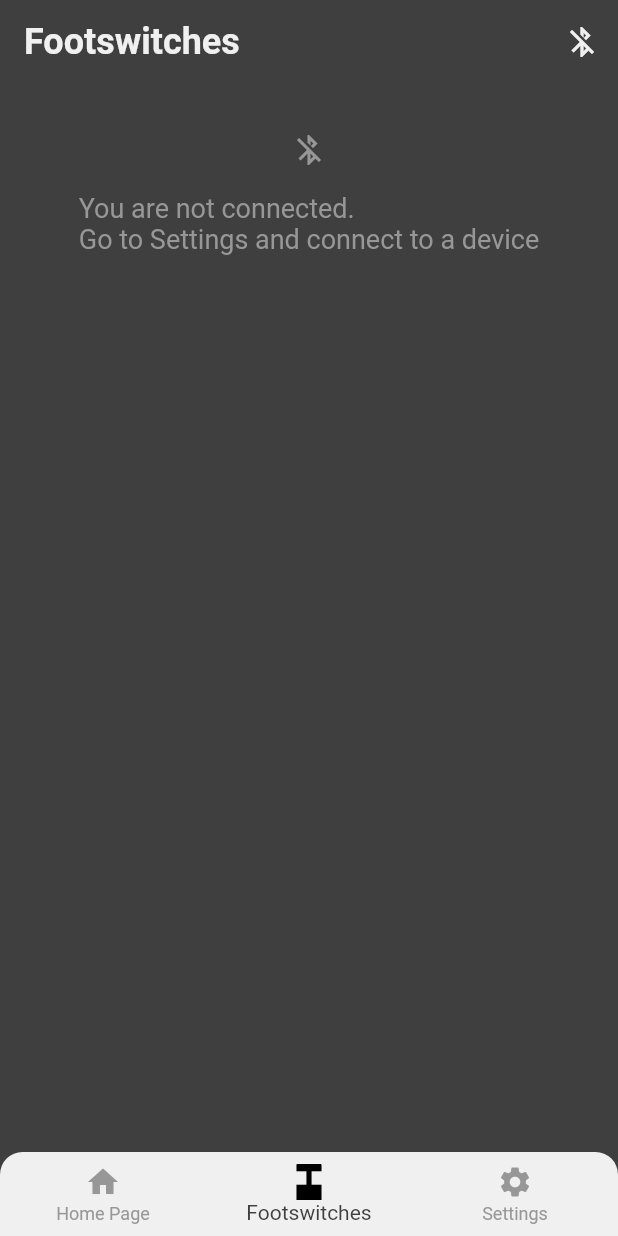
After one commit to fablabromagna-org/itlab_ble_midi_app, a Flutter app: the screen it shows after launch, item 2 of the bottom bar chosen, on a phone screen of 412 x 824 dp. The commit adds this screen. Run offline on Flutter 3.47's test engine with Material 2 defaults, Android fonts, the phone set to English and light mode, and no system bars; our stand-ins replace file_picker, flutter_svg, freezed_annotation, get_it, injectable, lottie and 1 more; missing offline and left inert: flutter_reactive_ble; generated files the repository leaves out were written again.

Commit message:
Add Footswitches list pages Start removing magic numbers

```diff
--- a/lib/main.dart
+++ b/lib/main.dart
@@ -2,6 +2,7 @@ import 'package:flutter/material.dart';
 import 'package:flutter/services.dart';
 import 'package:itlab_midi_ble/ui/colors.dart';
 import 'package:itlab_midi_ble/ui/component/bottom_navigation_bar/bottom_navigation_bar.dart';
+import 'package:itlab_midi_ble/ui/footswitch_page/footswtich_page.dart';
 import 'package:itlab_midi_ble/ui/home_page/home_page.dart';
 import 'package:itlab_midi_ble/ui/settings_page/settings_page.dart';
 
@@ -33,7 +34,11 @@ class MyApp extends StatelessWidget {
 }
 
 class PageContainer extends StatefulWidget {
-  final List<Widget> pages = [HomePage(), HomePage(), SettingsPage()];
+  final List<Widget> pages = [
+    HomePage(),
+    FootswitchPage(),
+    const SettingsPage()
+  ];
   PageContainer({Key? key}) : super(key: key);
   @override
   _PageContainerState createState() => _PageContainerState();
--- /dev/null
+++ b/lib/ui/footswitch_page/fooswitch_page_view_model.dart
@@ -0,0 +1,31 @@
+import 'dart:async';
+
+import 'package:flutter_reactive_ble/flutter_reactive_ble.dart';
+import 'package:injectable/injectable.dart';
+import 'package:itlab_midi_ble/ble/ble_manager.dart';
+import 'package:itlab_midi_ble/ui/footswitch_page/footswitch_page_view_state.dart';
+
+@injectable
+class FootswitchPageViewModel {
+  final BleManager _bleManager;
+  late FootswitchPageViewState _localViewState = FootswitchPageViewState();
+  set localViewState(FootswitchPageViewState value) {
+    _localViewState = value;
+    _viewState.add(value);
+  }
+
+  final StreamController<FootswitchPageViewState> _viewState =
+      StreamController.broadcast();
+  Stream<FootswitchPageViewState> get viewState => _viewState.stream;
+
+  FootswitchPageViewModel(this._bleManager) {
+    _bleManager.connectedDeviceStream.listen((device) {
+      localViewState = _localViewState.copyWith(
+          isDeviceConnected:
+              device?.connectionState == DeviceConnectionState.connected);
+    });
+    _bleManager.deviceConfiguraion.listen((event) {
+      localViewState = _localViewState.copyWith(configuration: event);
+    });
+  }
+}
--- /dev/null
+++ b/lib/ui/footswitch_page/footswitch_page_view_state.dart
@@ -0,0 +1,11 @@
+import 'package:freezed_annotation/freezed_annotation.dart';
+import 'package:itlab_midi_ble/domain/board/configuration.dart';
+
+part 'footswitch_page_view_state.freezed.dart';
+
+@freezed
+class FootswitchPageViewState with _$FootswitchPageViewState {
+  factory FootswitchPageViewState(
+      {@Default(false) bool isDeviceConnected,
+      Configuration? configuration}) = _FootswitchPageViewState;
+}
--- /dev/null
+++ b/lib/ui/footswitch_page/footswtich_page.dart
@@ -0,0 +1,77 @@
+import 'package:flutter/material.dart';
+import 'package:itlab_midi_ble/di/di_initializer.dart';
+import 'package:itlab_midi_ble/domain/board/configuration.dart';
+import 'package:itlab_midi_ble/ui/colors.dart';
+import 'package:itlab_midi_ble/ui/component/toolbar/toolbar.dart';
+import 'package:itlab_midi_ble/ui/footswitch_page/fooswitch_page_view_model.dart';
+import 'package:itlab_midi_ble/ui/footswitch_page/footswitch_page_view_state.dart';
+import 'package:itlab_midi_ble/ui/home_page/connected_device/footswitch.dart';
+
+class FootswitchPage extends StatelessWidget {
+  final FootswitchPageViewModel _footswitchPageViewModel =
+      getIt<FootswitchPageViewModel>();
+
+  FootswitchPage({Key? key}) : super(key: key);
+
+  @override
+  Widget build(BuildContext context) {
+    return StreamBuilder<FootswitchPageViewState>(
+        stream: _footswitchPageViewModel.viewState,
+        builder: (context, snapshot) {
+          final viewState = snapshot.data;
+          return Scaffold(
+            appBar: getAppBar(
+                'Footswitches',
+                viewState?.isDeviceConnected == true
+                    ? Icons.bluetooth_connected
+                    : Icons.bluetooth_disabled,
+                null,
+                false),
+            body: Padding(
+              padding: const EdgeInsets.only(top: 32.0),
+              child: showProperWidget(
+                viewState?.isDeviceConnected ?? false,
+                viewState?.configuration,
+                context,
+              ),
+            ),
+          );
+        });
+  }
+
+  Widget showProperWidget(bool isDeviceConnected, Configuration? configuration,
+      BuildContext context) {
+    if (!isDeviceConnected) {
+      return Center(
+        child: Column(
+          mainAxisAlignment: MainAxisAlignment.start,
+          children: [
+            Icon(
+              Icons.bluetooth_disabled,
+              color: AppColors.iconDisabled,
+            ),
+            const SizedBox(
+              height: 16,
+            ),
+            Text(
+              'You are not connected.\nGo to Settings and connect to a device',
+              style: TextStyle(color: AppColors.iconDisabled, fontSize: 18),
+            ),
+          ],
+        ),
+      );
+    } else {
+      return ListView.builder(
+        scrollDirection: Axis.vertical,
+        itemBuilder: (context, position) {
+          return Footswitch(
+            configuration!.footswitches[position],
+            configuration.internalVariable,
+            MediaQuery.of(context).size.width - Footswitch.padding,
+          ); // remove padding (16) to calculate precise width
+        },
+        itemCount: configuration!.numberOfFootswitches,
+      );
+    }
+  }
+}
--- a/lib/ui/home_page/connected_device/connected_device.dart
+++ b/lib/ui/home_page/connected_device/connected_device.dart
@@ -13,6 +13,7 @@ class ConnectedDevice extends StatelessWidget {
     this._configuration, {
     Key? key,
   }) : super(key: key);
+  static const double footswitchWidth = 180;
 
   @override
   Widget build(BuildContext context) {
@@ -61,7 +62,7 @@ class ConnectedDevice extends StatelessWidget {
           scrollDirection: Axis.horizontal,
           itemBuilder: (context, position) {
             return Footswitch(_configuration.footswitches[position],
-                _configuration.internalVariable);
+                _configuration.internalVariable, footswitchWidth);
           },
           itemCount: _configuration.numberOfFootswitches,
         ),
```
Also changed, not shown: lib/ui/home_page/connected_device/footswitch.dart (+13 -8 lines), lib/ui/settings_page/settings_page.dart (+9 -4 lines), lib/di/di_initializer.config.dart.
